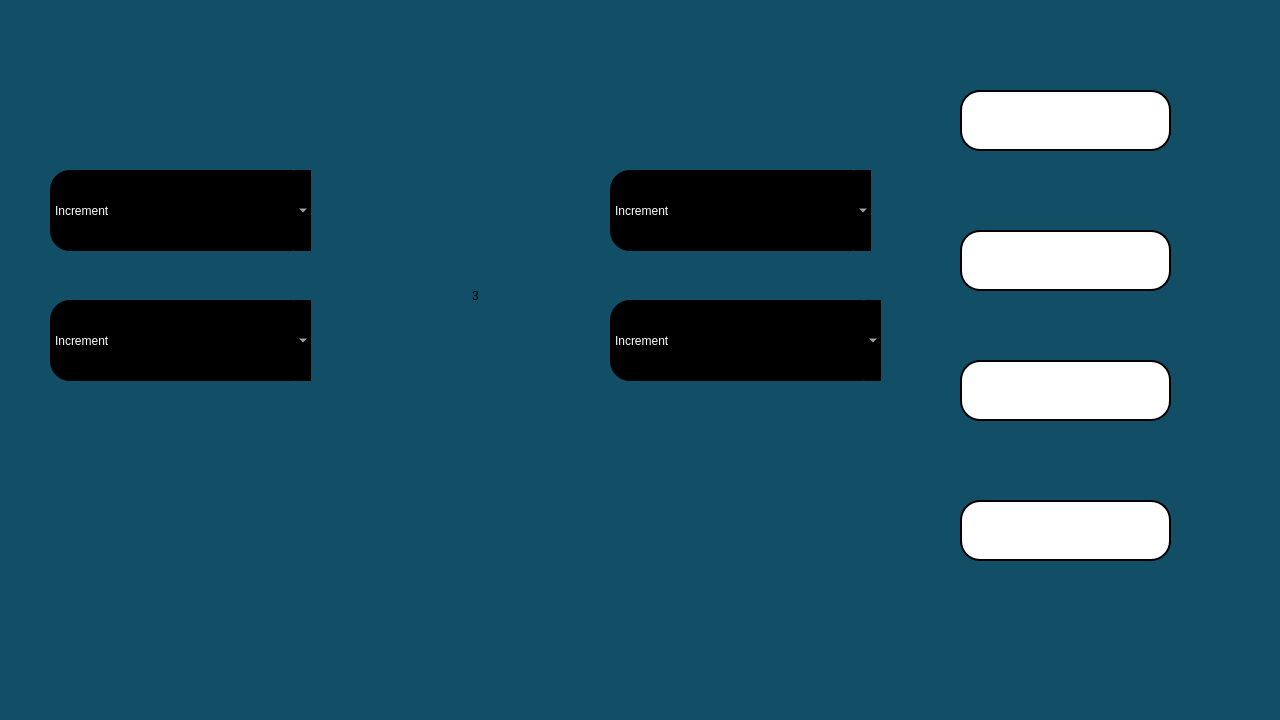
RISWANAAAA/venturiphaco, file footswitch.ui: the form before one commit.
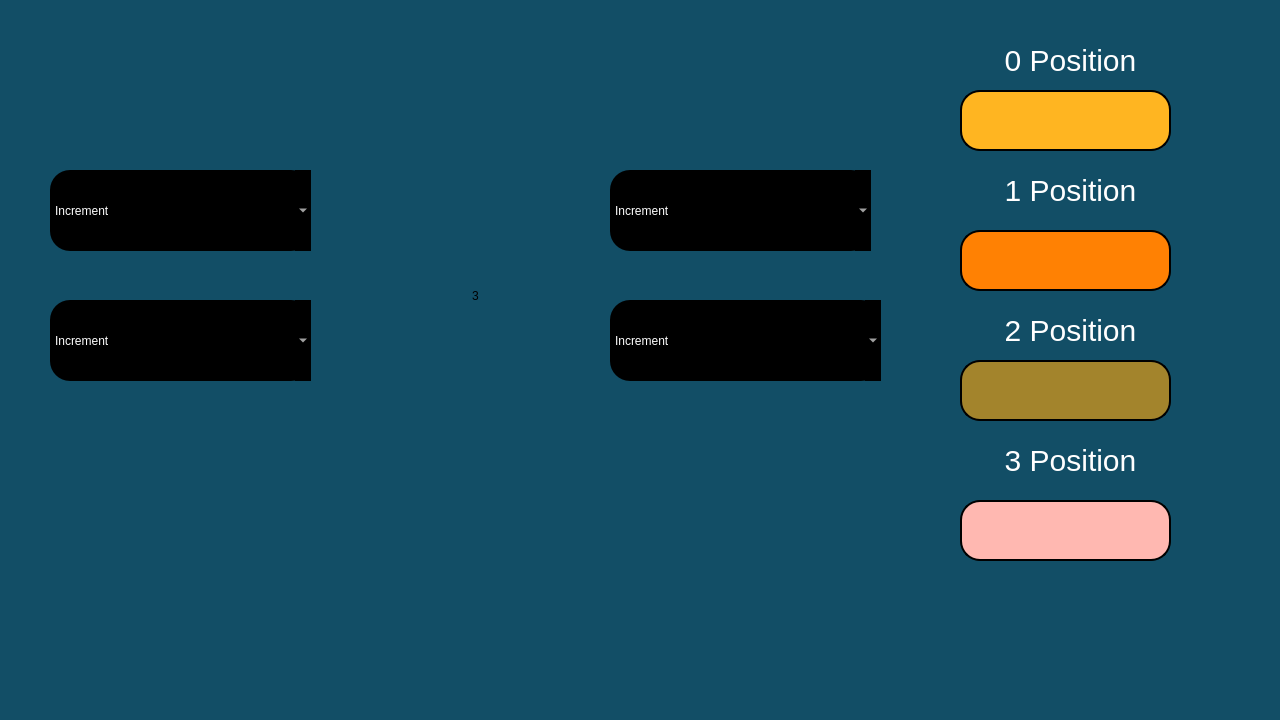
The form after the commit. Icons and pictures are not drawn.

What changed in the file:
```diff
--- a/footswitch.ui
+++ b/footswitch.ui
@@ -50,7 +50,7 @@
    <property name="styleSheet">
     <string notr="true">
 font:25pt &quot;Ubuntu&quot;;
-background-color: rgb(255,255,255);
+background-color:#FFB521;
 border-radius:20px;border:2px solid black;</string>
    </property>
    <property name="alignment">
@@ -69,7 +69,7 @@
    <property name="styleSheet">
     <string notr="true">
 font:25pt &quot;Ubuntu&quot;;
-background-color: rgb(255,255,255);
+background-color: #FF8103;
 border-radius:20px;border:2px solid black;</string>
    </property>
    <property name="alignment">
@@ -88,7 +88,7 @@
    <property name="styleSheet">
     <string notr="true">
 font:25pt &quot;Ubuntu&quot;;
-background-color: rgb(255,255,255);
+background-color: #a3842c;
 border-radius:20px;border:2px solid black;</string>
    </property>
    <property name="alignment">
@@ -107,7 +107,7 @@
    <property name="styleSheet">
     <string notr="true">
 font:25pt &quot;Ubuntu&quot;;
-background-color: rgb(255,255,255);
+background-color: #ffb8b1;
 border-radius:20px;border:2px solid black;</string>
    </property>
    <property name="alignment">
@@ -279,10 +279,10 @@
   <widget class="QPushButton" name="But_save">
    <property name="geometry">
     <rect>
-     <x>200</x>
-     <y>530</y>
-     <width>571</width>
-     <height>181</height>
+     <x>1020</x>
+     <y>570</y>
+     <width>211</width>
+     <height>151</height>
     </rect>
    </property>
    <property name="styleSheet">
@@ -576,6 +576,108 @@
     <string/>
    </property>
   </widget>
+  <widget class="QLabel" name="label_4">
+   <property name="geometry">
+    <rect>
+     <x>950</x>
+     <y>40</y>
+     <width>241</width>
+     <height>41</height>
+    </rect>
+   </property>
+   <property name="styleSheet">
+    <string notr="true">font:30px;background-color:transparent;
+color:white;
+border-radius:10px;</string>
+   </property>
+   <property name="text">
+    <string>0 Position</string>
+   </property>
+   <property name="alignment">
+    <set>Qt::AlignCenter</set>
+   </property>
+  </widget>
+  <widget class="QLabel" name="label_5">
+   <property name="geometry">
+    <rect>
+     <x>950</x>
+     <y>170</y>
+     <width>241</width>
+     <height>41</height>
+    </rect>
+   </property>
+   <property name="styleSheet">
+    <string notr="true">font:30px;background-color:transparent;
+color:white;
+border-radius:10px;</string>
+   </property>
+   <property name="text">
+    <string>1 Position</string>
+   </property>
+   <property name="alignment">
+    <set>Qt::AlignCenter</set>
+   </property>
+  </widget>
+  <widget class="QLabel" name="label_6">
+   <property name="geometry">
+    <rect>
+     <x>950</x>
+     <y>310</y>
+     <width>241</width>
+     <height>41</height>
+    </rect>
+   </property>
+   <property name="styleSheet">
+    <string notr="true">font:30px;background-color:transparent;
+color:white;
+border-radius:10px;</string>
+   </property>
+   <property name="text">
+    <string>2 Position</string>
+   </property>
+   <property name="alignment">
+    <set>Qt::AlignCenter</set>
+   </property>
+  </widget>
+  <widget class="QLabel" name="label_7">
+   <property name="geometry">
+    <rect>
+     <x>950</x>
+     <y>440</y>
+     <width>241</width>
+     <height>41</height>
+    </rect>
+   </property>
+   <property name="styleSheet">
+    <string notr="true">font:30px;background-color:transparent;
+color:white;
+border-radius:10px;</string>
+   </property>
+   <property name="text">
+    <string>3 Position</string>
+   </property>
+   <property name="alignment">
+    <set>Qt::AlignCenter</set>
+   </property>
+  </widget>
+  <widget class="QPushButton" name="pushButton">
+   <property name="geometry">
+    <rect>
+     <x>0</x>
+     <y>10</y>
+     <width>141</width>
+     <height>101</height>
+    </rect>
+   </property>
+   <property name="styleSheet">
+    <string notr="true">image: url(:/images/backbuttonarrow.png);
+border:none;
+background-color:transparent;</string>
+   </property>
+   <property name="text">
+    <string/>
+   </property>
+  </widget>
   <zorder>label_2</zorder>
   <zorder>label</zorder>
   <zorder>lineEdit</zorder>
```
Left out of the diff: 7 changed lines with no effect on the pictures.
